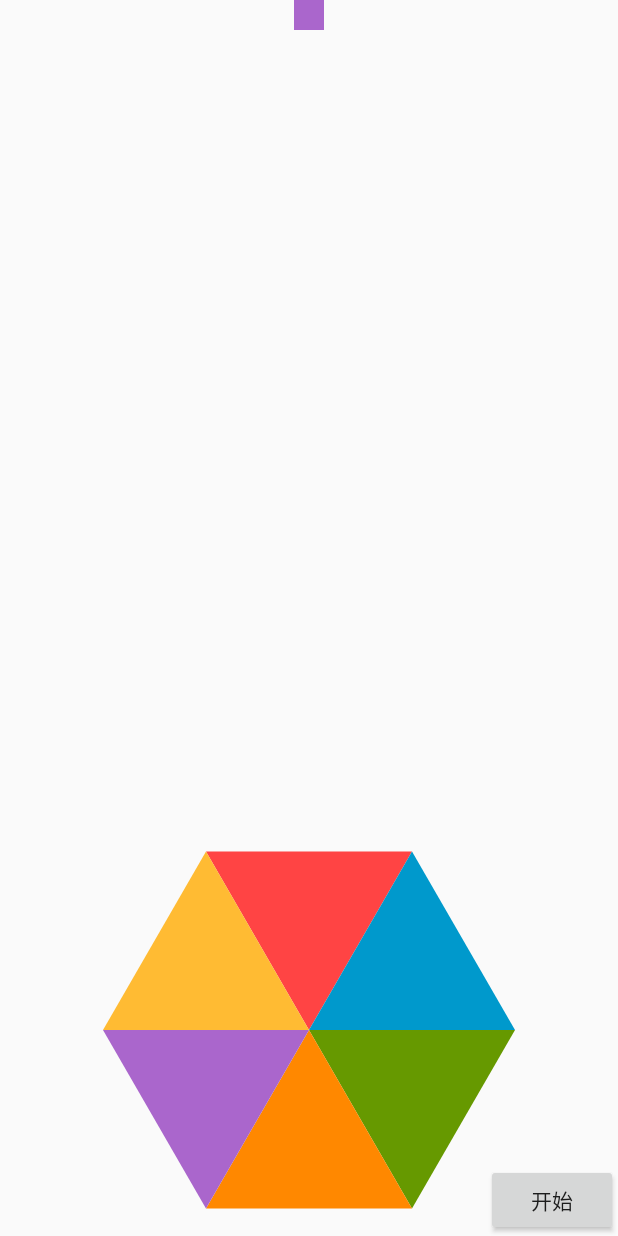
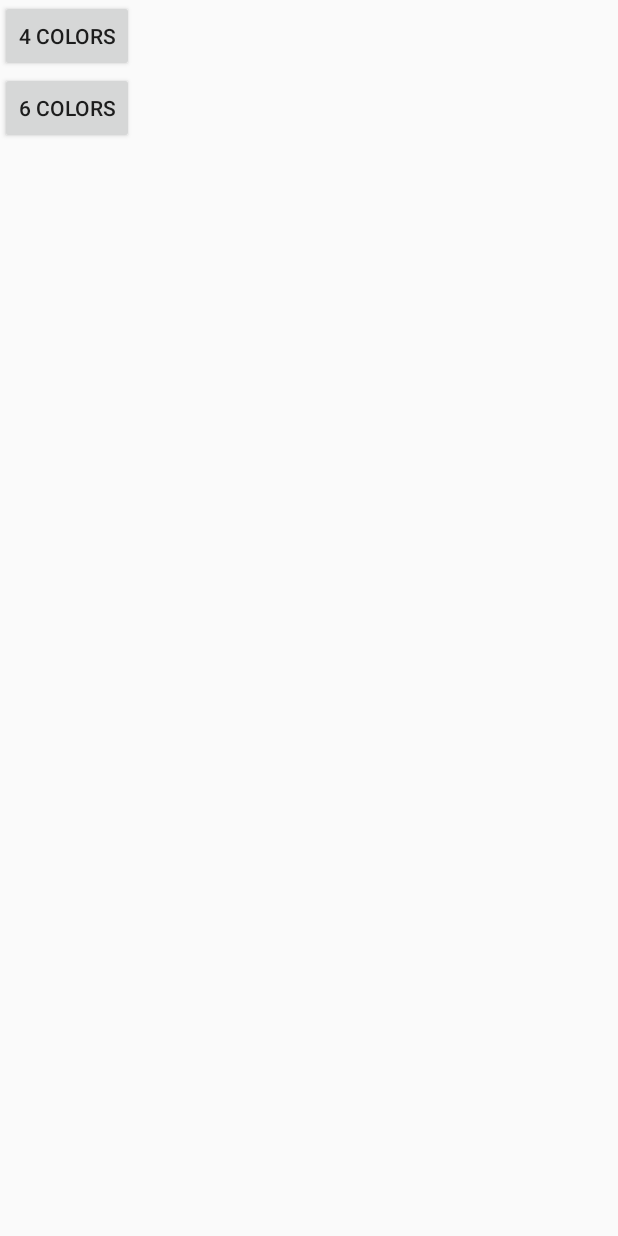
Before and after one commit to ximsfei/ImpossibleRush, an Android app: the screen it shows after launch (PlayGameActivity before the commit, MainActivity after it), on a phone screen of 412 x 824 dp. Run offline under Robolectric (Android 15) with nearby library versions, the phone set to English and light mode, and no system bars.

Commit message:
模式选择
Signed-off-by: pengfengwang <550616352@qq.com>

```diff
--- a/app/src/main/AndroidManifest.xml
+++ b/app/src/main/AndroidManifest.xml
@@ -8,13 +8,14 @@
         android:label="@string/app_name"
         android:supportsRtl="true"
         android:theme="@style/AppTheme">
-        <activity android:name=".PlayGameActivity">
+        <activity android:name=".MainActivity">
             <intent-filter>
                 <action android:name="android.intent.action.MAIN" />
 
                 <category android:name="android.intent.category.LAUNCHER" />
             </intent-filter>
         </activity>
+        <activity android:name=".PlayGameActivity" />
     </application>
 
 </manifest>
--- /dev/null
+++ b/app/src/main/java/com/ximsfei/rush/MainActivity.java
@@ -0,0 +1,44 @@
+package com.ximsfei.rush;
+
+import android.content.Intent;
+import android.os.Bundle;
+import android.support.v7.app.AppCompatActivity;
+import android.view.View;
+import android.widget.Button;
+
+import static com.ximsfei.rush.util.RushConstants.KEY_GAME_MODE_DEFAULT;
+
+/**
+ * Created by pengfengwang on 2017/2/23.
+ */
+
+public class MainActivity extends AppCompatActivity implements View.OnClickListener {
+    private Button mFourBtn;
+    private Button mSixBtn;
+
+    @Override
+    public void onCreate(Bundle savedInstanceState) {
+        super.onCreate(savedInstanceState);
+        setContentView(R.layout.activity_main);
+        mFourBtn = (Button) findViewById(R.id.four);
+        mFourBtn.setOnClickListener(this);
+        mSixBtn = (Button) findViewById(R.id.six);
+        mSixBtn.setOnClickListener(this);
+    }
+
+    @Override
+    public void onClick(View v) {
+        switch (v.getId()) {
+            case R.id.four:
+                Intent intent4 = new Intent(this, PlayGameActivity.class);
+                intent4.putExtra(KEY_GAME_MODE_DEFAULT, true);
+                startActivity(intent4);
+                break;
+            case R.id.six:
+                Intent intent6 = new Intent(this, PlayGameActivity.class);
+                intent6.putExtra(KEY_GAME_MODE_DEFAULT, false);
+                startActivity(intent6);
+                break;
+        }
+    }
+}
--- a/app/src/main/java/com/ximsfei/rush/util/RushConstants.java
+++ b/app/src/main/java/com/ximsfei/rush/util/RushConstants.java
@@ -8,4 +8,6 @@ public class RushConstants {
     public static final long HIGH_LEVEL_DURATION = 300;
     public static final long MEDIUM_LEVEL_DURATION = 600;
     public static final long LOW_LEVEL_DURATION = 900;
+
+    public static final String KEY_GAME_MODE_DEFAULT = "game-mode"; // 4 color, 6 color
 }
--- /dev/null
+++ b/app/src/main/res/layout/activity_main.xml
@@ -0,0 +1,17 @@
+<?xml version="1.0" encoding="utf-8"?>
+<LinearLayout xmlns:android="http://schemas.android.com/apk/res/android"
+    android:orientation="vertical" android:layout_width="match_parent"
+    android:layout_height="match_parent">
+
+    <Button
+        android:id="@+id/four"
+        android:layout_width="wrap_content"
+        android:layout_height="wrap_content"
+        android:text="4 COLORS" />
+
+    <Button
+        android:id="@+id/six"
+        android:layout_width="wrap_content"
+        android:layout_height="wrap_content"
+        android:text="6 COLORS" />
+</LinearLayout>
```
Also changed, not shown: app/src/main/java/com/ximsfei/rush/PlayGameActivity.java (+8 -1 lines).
